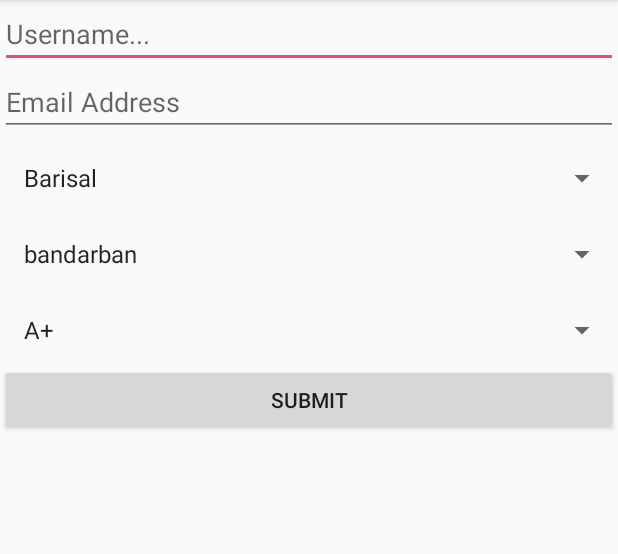
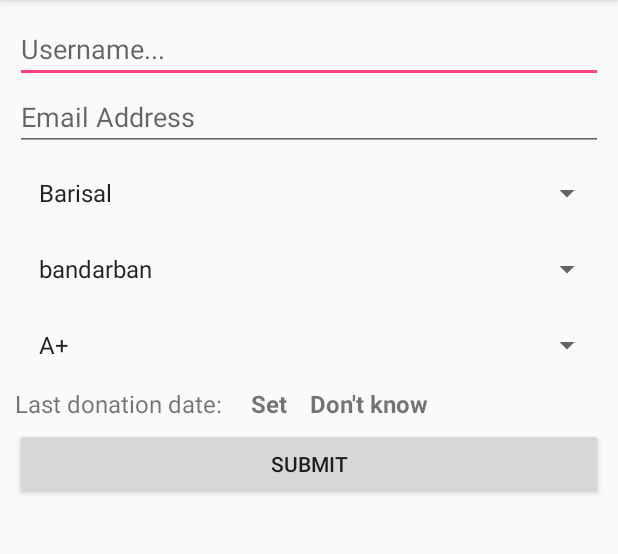
Before and after one commit to BijohnRoy7/blood-dination-app-svs, an Android app: the screen it shows after launch once a user with an empty profile is signed in (GiveMoreInfoActivity), on a phone screen of 412 x 824 dp, the part 84-638 px from its top. Run offline under Robolectric (Android 15) with nearby library versions, the phone set to English and light mode, and no system bars; our stand-ins replace Firebase (no records; nobody signed in at launch, a user with empty details on screens opened directly), Volley; 1 statement that could not run was skipped.

Commit message:
7/9 (last donation date)

```diff
--- a/app/src/main/AndroidManifest.xml
+++ b/app/src/main/AndroidManifest.xml
@@ -37,7 +37,9 @@
 
         <activity android:name=".activities.GiveMoreInfoActivity" />
         <activity android:name=".activities.BloodBankActivity" />
-        <activity android:name=".activities.SearchActivity"></activity>
+        <activity android:name=".activities.SearchActivity" />
+        <activity android:name=".activities.FactsActivity" />
+        <activity android:name=".activities.MyAccountActivity"></activity>
     </application>
 
 </manifest>
--- a/app/src/main/java/invenz/roy/blooddonationapp1/activities/GiveMoreInfoActivity.java
+++ b/app/src/main/java/invenz/roy/blooddonationapp1/activities/GiveMoreInfoActivity.java
@@ -1,16 +1,26 @@
     package invenz.roy.blooddonationapp1.activities;
 
+    import android.app.DatePickerDialog;
     import android.content.Intent;
     import android.content.SharedPreferences;
+    import android.graphics.Color;
+    import android.graphics.drawable.ColorDrawable;
+    import android.support.v4.app.DialogFragment;
     import android.support.v7.app.AppCompatActivity;
     import android.os.Bundle;
     import android.util.Log;
     import android.view.View;
     import android.widget.ArrayAdapter;
     import android.widget.Button;
+    import android.widget.DatePicker;
     import android.widget.EditText;
     import android.widget.Spinner;
+    import android.widget.TextView;
     import android.widget.Toast;
+
+    import java.text.DateFormat;
+    import java.util.Calendar;
+    import java.util.Date;
 
     import invenz.roy.blooddonationapp1.R;
     import invenz.roy.blooddonationapp1.utils.Constants;
@@ -18,6 +28,7 @@
     public class GiveMoreInfoActivity extends AppCompatActivity {
 
         private EditText etUserName, etPhoneNo, etEmailAddress;
+        private TextView tvLastDonationDate, tvDateDontKnow;
         private Button btSubmit;
         private Spinner spDivision, spDistrict, spBloodGroup;
         private String sPhoneNo, sEmailAddrress, sUserName, sDivision, sDistrict, sBloodGroup, mPhone;
@@ -25,6 +36,11 @@
         private SharedPreferences sharedPreferences;
         private SharedPreferences.Editor editor;
         private String loggedInWith;
+
+        private int myDate, myMonth, myYear;
+
+        private DatePickerDialog datePickerDialog;
+        private String donationDate, sDonationDate;
 
         @Override
         protected void onCreate(Bundle savedInstanceState) {
@@ -66,7 +82,57 @@
             spBloodGroup.setAdapter(bloodGroupAdapter);
             /*                                          */
 
+
+
+            /*###                       Click text to show DatePickerDialog                       ###*/
+            tvLastDonationDate.setOnClickListener(new View.OnClickListener() {
+                @Override
+                public void onClick(View v) {
+
+                    Calendar calendar = Calendar.getInstance();
+                    final int date = calendar.get(Calendar.DATE);
+                    int month = calendar.get(Calendar.MONTH);
+                    int year = calendar.get(Calendar.YEAR);
+
+
+                    datePickerDialog = new DatePickerDialog(GiveMoreInfoActivity.this, new DatePickerDialog.OnDateSetListener() {
+                        @Override
+                        public void onDateSet(DatePicker view, int year, int month, int dayOfMonth) {
+
+                            Toast.makeText(GiveMoreInfoActivity.this, dayOfMonth+"-"+month+"-"+year, Toast.LENGTH_SHORT).show();
+
+                            myDate = dayOfMonth;
+                            myMonth = month+1;
+                            myYear = year;
+
+                            //tvLastDonationDate.setText(myDate+"/"+myMonth+"/"+myYear);
+
+                            donationDate = myDate+"/"+myMonth+"/"+myYear;
+
+                            tvLastDonationDate.setText(donationDate);
+
+                        }
+                    }, date, month,year);
+
+                    datePickerDialog.show();
+
+                }
+            });
+            /*                                                                      */
+
+            tvDateDontKnow.setOnClickListener(new View.OnClickListener() {
+                @Override
+                public void onClick(View v) {
+                    tvLastDonationDate.setText("Don\'t know");
+                }
+            });
+
+
+
         }
+
+
+
 
 
         /*       initialising widgets        */
@@ -79,6 +145,8 @@
             spDivision = findViewById(R.id.idDivision_GiveMoreInfoAct);
             spDistrict = findViewById(R.id.idDistrict_GiveMoreInfoAct);
             spBloodGroup = findViewById(R.id.idBloodGroup_GiveMoreInfoAct);
+            tvLastDonationDate = findViewById(R.id.idLastDonationDate_GiveMoreInfoAct);
+            tvDateDontKnow = findViewById(R.id.idDateDontKnow_GiveMoreInfoAct);
 
         }
 
@@ -91,6 +159,12 @@
             sDivision = spDivision.getSelectedItem().toString();
             sDistrict = spDistrict.getSelectedItem().toString();
             sBloodGroup = spBloodGroup.getSelectedItem().toString();
+
+            if (donationDate.equals("")){
+                sDonationDate = "Don\'t know";
+            }
+            sDonationDate = donationDate;
+
 
             if (sPhoneNo.equals("no")){
                 sPhoneNo = etPhoneNo.getText().toString().trim();
@@ -128,6 +202,7 @@
                 intent.putExtra("division", sDivision);
                 intent.putExtra("district", sDistrict);
                 intent.putExtra("blood_group", sBloodGroup);
+                intent.putExtra("donation_date", sDonationDate);
 
 
                 if (loggedInWith.equals("email")) {
--- a/app/src/main/java/invenz/roy/blooddonationapp1/activities/HomeActivity.java
+++ b/app/src/main/java/invenz/roy/blooddonationapp1/activities/HomeActivity.java
@@ -42,7 +42,7 @@ public class HomeActivity extends AppCompatActivity
 
 
     private static final String TAG = "roy" ;
-    private String phoneNumber, userName, email, division, district, bloodGroup;
+    private String phoneNumber, userName, email, division, district, bloodGroup, lastDonationDate;
     private FirebaseAuth mAuth;
     private String userId;
     private Fragment fragment = null;
@@ -99,6 +99,7 @@ public class HomeActivity extends AppCompatActivity
             division = getIntent().getStringExtra("division");
             district = getIntent().getStringExtra("district");
             bloodGroup = getIntent().getStringExtra("blood_group");
+            lastDonationDate = getIntent().getStringExtra("donation_date");
 
 
             /*###          sending values to the server       ###*/
@@ -216,6 +217,7 @@ public class HomeActivity extends AppCompatActivity
                 userMap.put("division", division);
                 userMap.put("district", district);
                 userMap.put("blood_group", bloodGroup);
+                userMap.put("donation_date", lastDonationDate);
                 return userMap;
             }
         };
--- a/app/src/main/java/invenz/roy/blooddonationapp1/utils/Urls.java
+++ b/app/src/main/java/invenz/roy/blooddonationapp1/utils/Urls.java
@@ -10,6 +10,7 @@ public class Urls {
     public static final String EDIT_USER_INFO_URL = DEFAULT_URL+"EditUserInfo.php";
     public static final String GET_BLOOD_BANKS_BY_CITY_URL = DEFAULT_URL+"GetBloodBanksByCity.php";
     public static final String SEARCH_ALL_DONORS_URL = DEFAULT_URL+"GetAllDonors.php";
+    public static final String GET_ALL_FACTS_URL = DEFAULT_URL+"GetAllFacts.php";
 
 
 
--- a/app/src/main/res/layout/activity_give_more_info.xml
+++ b/app/src/main/res/layout/activity_give_more_info.xml
@@ -5,7 +5,8 @@
     android:layout_width="match_parent"
     android:layout_height="match_parent"
     tools:context=".activities.GiveMoreInfoActivity"
-    android:orientation="vertical">
+    android:orientation="vertical"
+    android:padding="10dp">
 
 
     <EditText
@@ -53,11 +54,51 @@
         android:layout_height="45dp"
         android:layout_marginTop="5dp"></Spinner>
 
+
+    <LinearLayout
+        android:layout_width="match_parent"
+        android:layout_height="wrap_content"
+        android:orientation="horizontal">
+
+        <TextView
+            android:layout_width="wrap_content"
+            android:layout_height="wrap_content"
+            android:text="Last donation date: "
+            android:layout_marginTop="5dp"
+            android:textSize="16dp"
+            />
+
+        <TextView
+            android:id="@+id/idLastDonationDate_GiveMoreInfoAct"
+            android:layout_width="wrap_content"
+            android:layout_height="wrap_content"
+            android:layout_marginLeft="15dp"
+            android:text="Set"
+            android:textStyle="bold"
+            android:layout_marginTop="5dp"
+            android:textSize="16dp"
+            />
+
+
+        <TextView
+            android:id="@+id/idDateDontKnow_GiveMoreInfoAct"
+            android:layout_width="wrap_content"
+            android:layout_height="wrap_content"
+            android:layout_marginLeft="15dp"
+            android:text="Don\'t know"
+            android:textStyle="bold"
+            android:layout_marginTop="5dp"
+            android:textSize="16dp"
+            />
+
+    </LinearLayout>
+
     <Button
         android:id="@+id/idSubmit_GiveMoreInfoAct"
         android:layout_width="match_parent"
         android:layout_height="wrap_content"
         android:text="Submit"
+        android:layout_marginTop="5dp"
         android:onClick="submitOnClickListener"/>
 
 </LinearLayout>
```
Also changed, not shown: app/src/main/java/invenz/roy/blooddonationapp1/activities/FactsActivity.java (added, +87 -0 lines), app/src/main/java/invenz/roy/blooddonationapp1/activities/MyAccountActivity.java (added, +15 -0 lines), app/src/main/java/invenz/roy/blooddonationapp1/adapters/FactsAdapter.java (added, +61 -0 lines), app/src/main/java/invenz/roy/blooddonationapp1/fragments/ProfileFragment.java (+10 -0 lines), app/src/main/res/layout/activity_facts.xml (added, +16 -0 lines), app/src/main/res/layout/activity_my_account.xml (added, +9 -0 lines), app/src/main/res/layout/single_fact.xml (added, +33 -0 lines).
